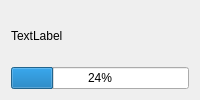
Qt form ozwadmin-main/startupprogress.ui (OpenZWave/ozw-admin) before a commit.
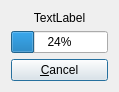
The same form after that commit.

Diff of the .ui file:
```diff
--- a/ozwadmin-main/startupprogress.ui
+++ b/ozwadmin-main/startupprogress.ui
@@ -5,6 +5,14 @@
   <property name="windowModality">
    <enum>Qt::ApplicationModal</enum>
   </property>
+  <property name="geometry">
+   <rect>
+    <x>0</x>
+    <y>0</y>
+    <width>119</width>
+    <height>64</height>
+   </rect>
+  </property>
   <property name="windowTitle">
    <string>Progress</string>
   </property>
@@ -14,6 +22,9 @@
      <property name="text">
       <string>TextLabel</string>
      </property>
+     <property name="alignment">
+      <set>Qt::AlignCenter</set>
+     </property>
     </widget>
    </item>
    <item>
@@ -23,6 +34,13 @@
      </property>
     </widget>
    </item>
+   <item>
+    <widget class="QPushButton" name="cancelbtn">
+     <property name="text">
+      <string>&amp;Cancel</string>
+     </property>
+    </widget>
+   </item>
   </layout>
  </widget>
  <resources/>
```
